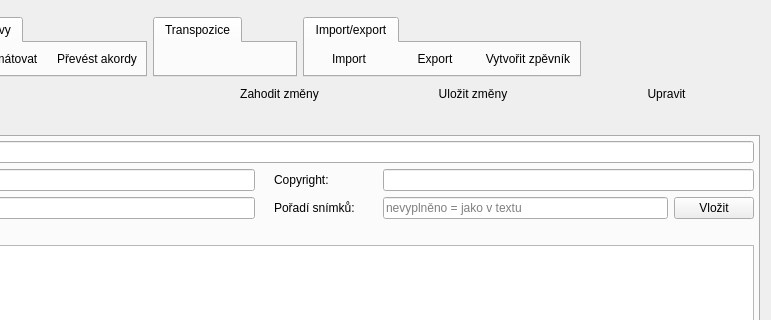
CZDanol/StrawLumen, file src/gui/mainwindow_songsmode.ui: the form before one commit; both pictures show x 406 to 1177 and y 0 to 320 of the 1177 by 699 pixel window.
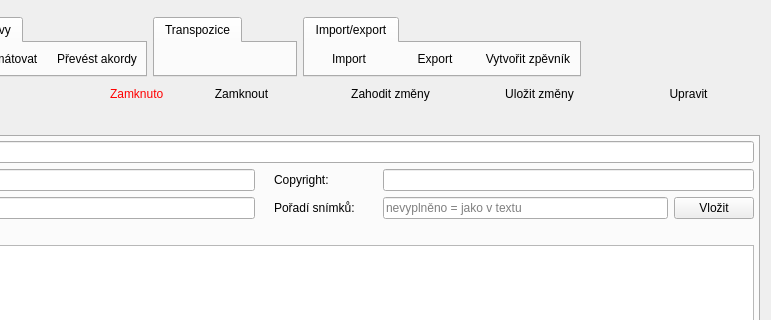
The form after the commit. Icons and pictures are not drawn. Custom widgets are drawn as their Qt base class.

Diff of the .ui file:
```diff
--- a/src/gui/mainwindow_songsmode.ui
+++ b/src/gui/mainwindow_songsmode.ui
@@ -427,7 +427,7 @@
      <property name="childrenCollapsible">
       <bool>false</bool>
      </property>
-     <widget class="QWidget" name="" native="true">
+     <widget class="QWidget" name="widget" native="true">
       <layout class="QVBoxLayout" name="verticalLayout_2">
        <property name="leftMargin">
         <number>0</number>
@@ -526,7 +526,7 @@
        </item>
       </layout>
      </widget>
-     <widget class="QWidget" name="" native="true">
+     <widget class="QWidget" name="widget" native="true">
       <property name="sizePolicy">
        <sizepolicy hsizetype="Preferred" vsizetype="Preferred">
         <horstretch>1</horstretch>
@@ -595,6 +595,67 @@
             </property>
            </widget>
           </item>
+          <item>
+           <widget class="QWidget" name="wgtLockedNotify" native="true">
+            <property name="sizePolicy">
+             <sizepolicy hsizetype="Maximum" vsizetype="Preferred">
+              <horstretch>0</horstretch>
+              <verstretch>0</verstretch>
+             </sizepolicy>
+            </property>
+            <layout class="QHBoxLayout" name="horizontalLayout">
+             <property name="leftMargin">
+              <number>0</number>
+             </property>
+             <property name="topMargin">
+              <number>0</number>
+             </property>
+             <property name="rightMargin">
+              <number>0</number>
+             </property>
+             <property name="bottomMargin">
+              <number>0</number>
+             </property>
+             <item>
+              <widget class="QLabel" name="label_14">
+               <property name="sizePolicy">
+                <sizepolicy hsizetype="Maximum" vsizetype="Preferred">
+                 <horstretch>0</horstretch>
+                 <verstretch>0</verstretch>
+                </sizepolicy>
+               </property>
+               <property name="pixmap">
+                <pixmap resource="../../res/resources.qrc">:/icons/16/Lock.png</pixmap>
+               </property>
+              </widget>
+             </item>
+             <item>
+              <widget class="QLabel" name="label_13">
+               <property name="styleSheet">
+                <string notr="true">color: red;</string>
+               </property>
+               <property name="text">
+                <string>Zamknuto</string>
+               </property>
+              </widget>
+             </item>
+            </layout>
+           </widget>
+          </item>
+          <item>
+           <widget class="QPushButton" name="btnLock">
+            <property name="text">
+             <string>Zamknout</string>
+            </property>
+            <property name="icon">
+             <iconset resource="../../res/resources.qrc">
+              <normaloff>:/icons/16/Lock.png</normaloff>:/icons/16/Lock.png</iconset>
+            </property>
+            <property name="flat">
+             <bool>true</bool>
+            </property>
+           </widget>
+          </item>
           <item>
            <widget class="QPushButton" name="btnDiscardChanges">
             <property name="text">
```
